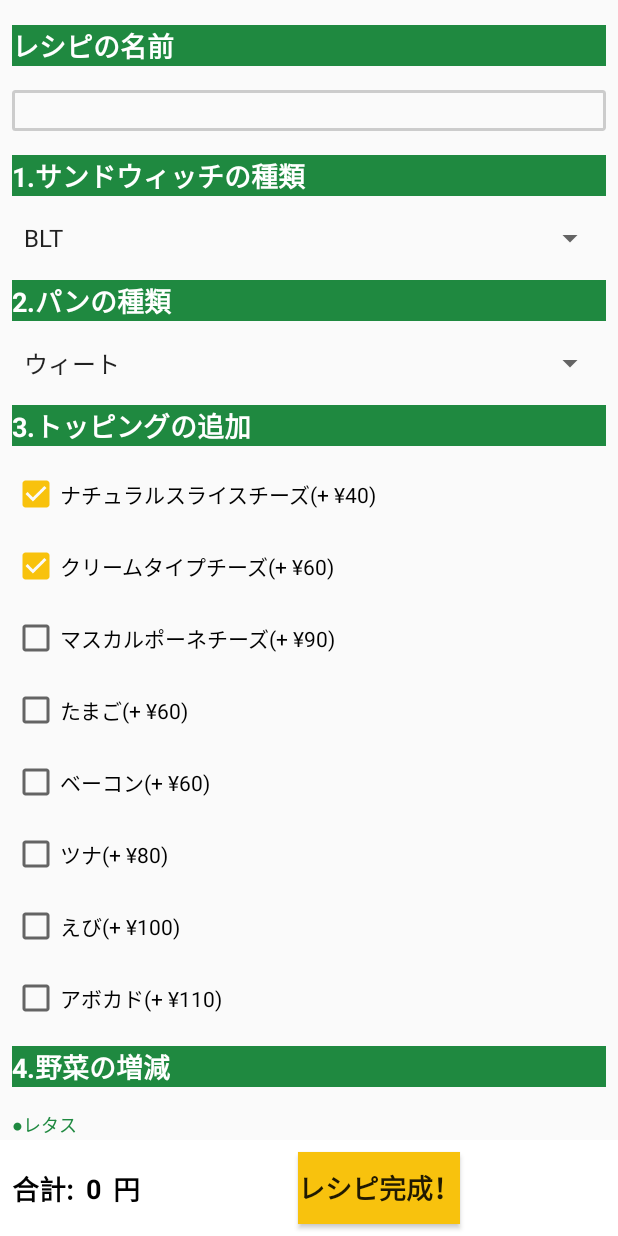
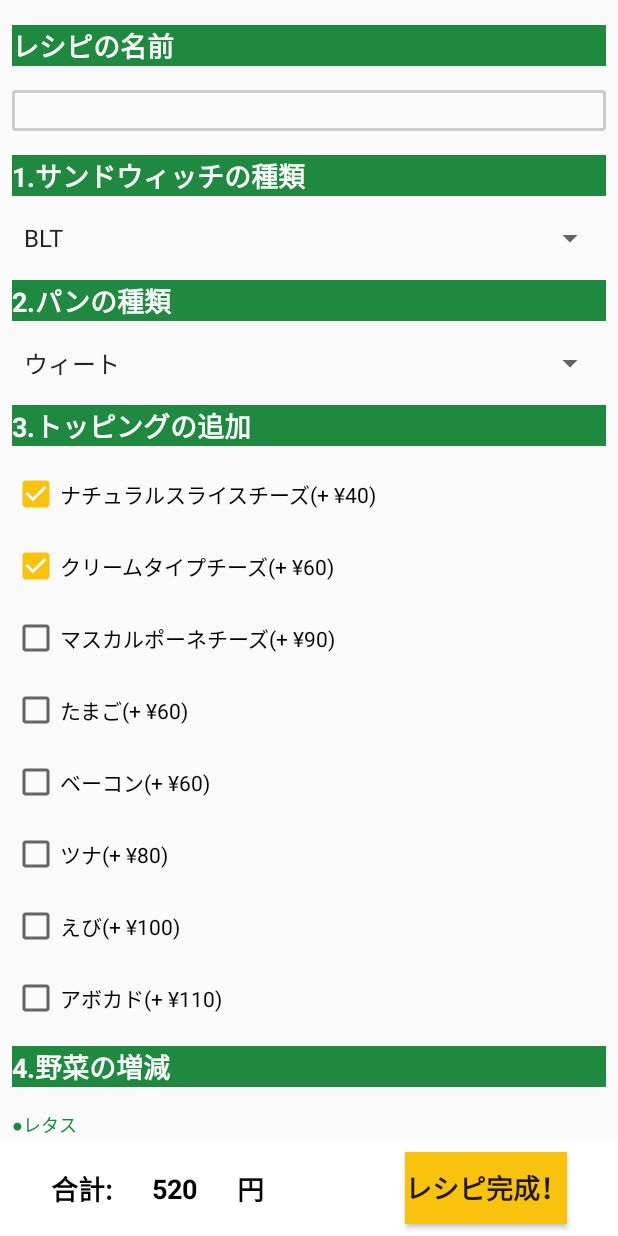
Before and after one commit to hammer0802/SubwaySimulator, an Android app: the CreateRecipe screen opened directly, with no data from a screen before it, after a tap on "クリームタイプチーズ(+ ¥60)", on a phone screen of 412 x 824 dp. Run offline under Robolectric (Android 15) with nearby library versions, the phone set to English and light mode, and no system bars; 3 other taps on this screen came first.

Commit message:
debug sumPrice

```diff
--- a/app/src/main/java/com/hammer/app/subwaysimulator/CreateRecipe.kt
+++ b/app/src/main/java/com/hammer/app/subwaysimulator/CreateRecipe.kt
@@ -14,7 +14,7 @@ import com.google.gson.reflect.TypeToken
 import com.hammer.app.subwaysimulator.R.id.*
 import kotlinx.android.synthetic.main.create_recipe.*
 import android.content.DialogInterface
-
+import android.os.PersistableBundle
 
 
 class CreateRecipe : Activity() {
@@ -28,6 +28,7 @@ class CreateRecipe : Activity() {
         super.onCreate(savedInstanceState)
         setContentView(R.layout.create_recipe)
         val r = Recipe()
+
 
 
         fun spinner(itemName: String, itemArray: Array<String>, spinnerName: String){
@@ -48,7 +49,13 @@ class CreateRecipe : Activity() {
                     val spinner = parent as Spinner
                     val item = spinner.selectedItem as String
                     if(itemName == "sandwich"){
+                        for (topping in toppings){
+                            val viewId = resources.getIdentifier("checkBox"+ toppingmap[topping], "id", packageName)
+                            val checkbox = findViewById<CheckBox>(viewId)
+                            checkbox.isChecked = false}
                          r.price = sandPrices[item].toString().toInt()
+                         sumPrice.setText(r.price.toString())
+
                     }
                     val e = this@CreateRecipe.preference.edit()
                     when {
@@ -60,6 +67,7 @@ class CreateRecipe : Activity() {
                         itemName == "dressing" -> r.dressing = item
                     }
                     e.putString("list", gson.toJson(list))
+                    e.apply()
                 }
 
                 override fun onNothingSelected(arg0: AdapterView<*>) {}
@@ -90,6 +98,7 @@ class CreateRecipe : Activity() {
                         itemName == "carrot" -> r.carrot = item
                     }
                     e.putString("list", gson.toJson(list))
+                    e.apply()
                 }
                 override fun onNothingSelected(arg0: AdapterView<*>) {}
             }
@@ -104,13 +113,26 @@ class CreateRecipe : Activity() {
             checkbox.setOnClickListener(View.OnClickListener{
                 if (checkbox.isChecked()) {
                     r.price += toppingPrices[topping].toString().toInt()
+                    sumPrice.setText(r.price.toString())
                 } else {
                     r.price -= toppingPrices[topping].toString().toInt()
+                    sumPrice.setText(r.price.toString())
                 }
-            }
-            )
+                val e = this@CreateRecipe.preference.edit()
+                when {
+                    topping == "ナチュラルスライスチーズ(+ ¥40)" -> r.cheese = checkbox.isChecked
+                    topping == "クリームタイプチーズ(+ ¥60)" -> r.cream = checkbox.isChecked
+                    topping == "マスカルポーネチーズ(+ ¥90)" -> r.mascar = checkbox.isChecked
+                    topping == "たまご(+ ¥60)" -> r.egg = checkbox.isChecked
+                    topping == "ベーコン(+ ¥60)" -> r.bacon = checkbox.isChecked
+                    topping == "ツナ(+ ¥80)" -> r.tuna = checkbox.isChecked
+                    topping == "えび(+ ¥100)" -> r.shrimp = checkbox.isChecked
+                    topping == "アボカド(+ ¥110)" -> r.avocado = checkbox.isChecked
+                }
+                e.putString("list", gson.toJson(list))
+                e.apply()
+            })
         }
-
         spinner("sandwich", sandwiches, "spinnerSand")
         spinner("bread", breads, "spinnerBread")
         spinnerDefaultVege("lettuce", amounts, "spinnerLettuce")
@@ -123,12 +145,38 @@ class CreateRecipe : Activity() {
         spinner("hotpepper", amounts, "spinnerHotpepper")
         spinner("dressings", dressings, "spinnerDressing")
 
-        val sum = r.price.toString()
-        sumPrice.setText(sum)
 
+
+        completeButton.setOnClickListener{
+            if (textViewName.text.toString().equals("")) {
+                val alertDialog = AlertDialog.Builder(this, R.style.MyAlertDialogStyle)
+                        .setTitle("Caution !")
+                        .setMessage("レシピの名前を入力してください")
+                        .setNegativeButton("はい", null)
+                        .show()
+            }else{
+                val alertDialog = AlertDialog.Builder(this, R.style.MyAlertDialogStyle)
+                        .setTitle("確認")
+                        .setMessage("レシピを保存しますか？")
+                        .setPositiveButton("はい") { dialog, which ->
+                            val intent2 = Intent(this, MainActivity::class.java)
+                            val e = preference!!.edit()
+                            r.name = textViewName.text.toString()
+                            list[position] = r
+                            e.putString("list", gson.toJson(list))
+                            e.apply()
+                            this.startActivity(intent2)
+                        }
+                        .setNegativeButton("いいえ", null)
+                        .show()
+            }
+        }
     }
 
+
+
     override fun onBackPressed() {
+
         val alertDialog = AlertDialog.Builder(this, R.style.MyAlertDialogStyle)
                 .setTitle("確認")
                 .setMessage("作成途中で終了するとレシピは保存されません。"+ "\n" +"終了しますか？")
@@ -138,4 +186,6 @@ class CreateRecipe : Activity() {
                 .setNegativeButton("キャンセル", null)
                 .show()
     }
+
+
 }
--- a/app/src/main/res/layout/create_recipe.xml
+++ b/app/src/main/res/layout/create_recipe.xml
@@ -560,8 +560,9 @@
             android:id="@+id/sumText1"
             android:layout_width="wrap_content"
             android:layout_height="wrap_content"
-            android:layout_marginEnd="8dp"
+            android:layout_marginBottom="8dp"
             android:layout_marginStart="8dp"
+            android:layout_marginTop="8dp"
             android:text="@string/sumtext1"
             android:textAllCaps="false"
             android:textColor="@android:color/black"
@@ -576,8 +577,8 @@
             android:id="@+id/sumPrice"
             android:layout_width="wrap_content"
             android:layout_height="wrap_content"
-            android:layout_marginEnd="8dp"
-            android:text="TextView"
+            android:layout_marginBottom="8dp"
+            android:layout_marginTop="8dp"
             android:textAllCaps="false"
             android:textColor="@android:color/black"
             android:textSize="18sp"
@@ -591,18 +592,21 @@
             android:id="@+id/sumText2"
             android:layout_width="wrap_content"
             android:layout_height="wrap_content"
-            android:layout_marginStart="8dp"
+            android:layout_marginBottom="8dp"
+            android:layout_marginEnd="60dp"
+            android:layout_marginTop="8dp"
             android:text="@string/sumtext2"
             android:textAllCaps="false"
             android:textColor="@android:color/black"
             android:textSize="18sp"
             android:textStyle="bold"
             app:layout_constraintBottom_toBottomOf="parent"
+            app:layout_constraintEnd_toStartOf="@+id/completeButton"
             app:layout_constraintStart_toEndOf="@+id/sumPrice"
             app:layout_constraintTop_toTopOf="parent" />
 
         <Button
-            android:id="@+id/button"
+            android:id="@+id/completeButton"
             android:layout_width="wrap_content"
             android:layout_height="wrap_content"
             android:layout_marginBottom="8dp"
```
